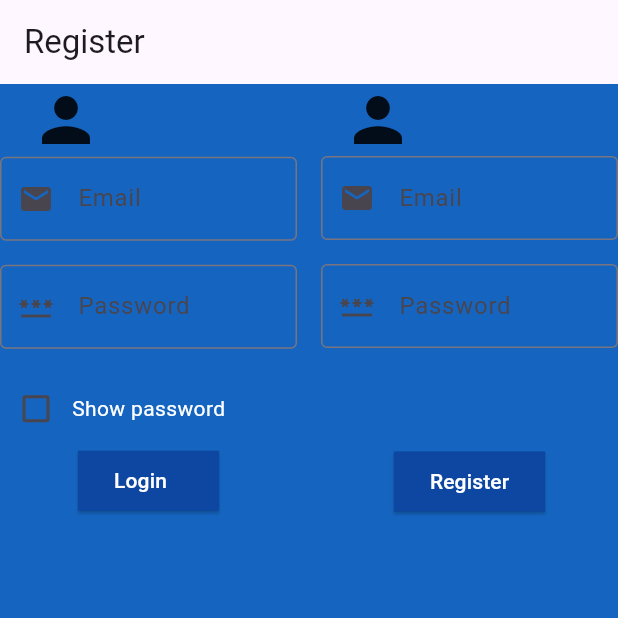
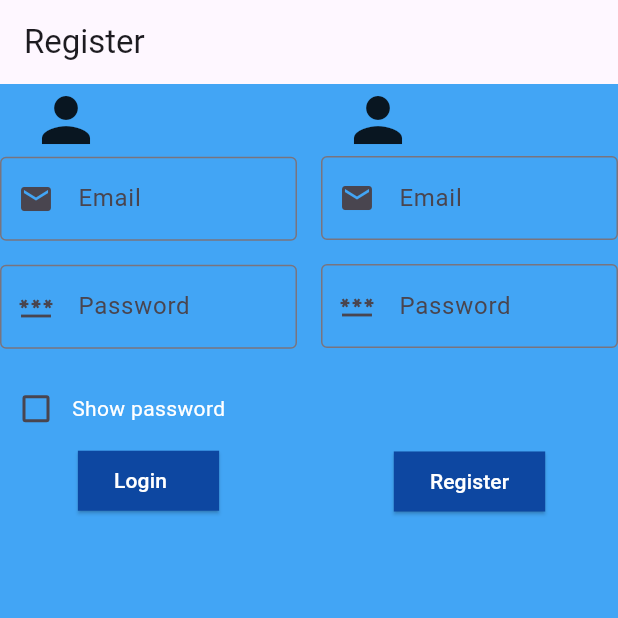
Before and after one commit to MohamedRiham/novatech-flutter-practicle, a Flutter app: the screen it shows after launch, on a phone screen of 412 x 824 dp, the top half of it. Run offline on Flutter 3.47's test engine with Material 3 defaults, Android fonts, the phone set to English and light mode, and no system bars; our stand-ins replace firebase_auth, firebase_core, responsive_framework, shared_preferences, sqflite; accounts and stored records are empty.

Commit message:
version 1.1

```diff
--- a/lib/authentication/register.dart
+++ b/lib/authentication/register.dart
@@ -1,4 +1,4 @@
-import '../home_page.dart';
+  import '../home_page.dart';
 import 'package:firebase_auth/firebase_auth.dart';
 import 'package:flutter/material.dart';
 
--- a/lib/main.dart
+++ b/lib/main.dart
@@ -36,7 +36,7 @@ class MyApp extends StatelessWidget {
         child: child!,
       ),
 
-  theme: ThemeData( scaffoldBackgroundColor: Colors.blue[800]!,),
+  theme: ThemeData( scaffoldBackgroundColor: Colors.blue[400]!,),
 home: Register(),
     );
 
```
